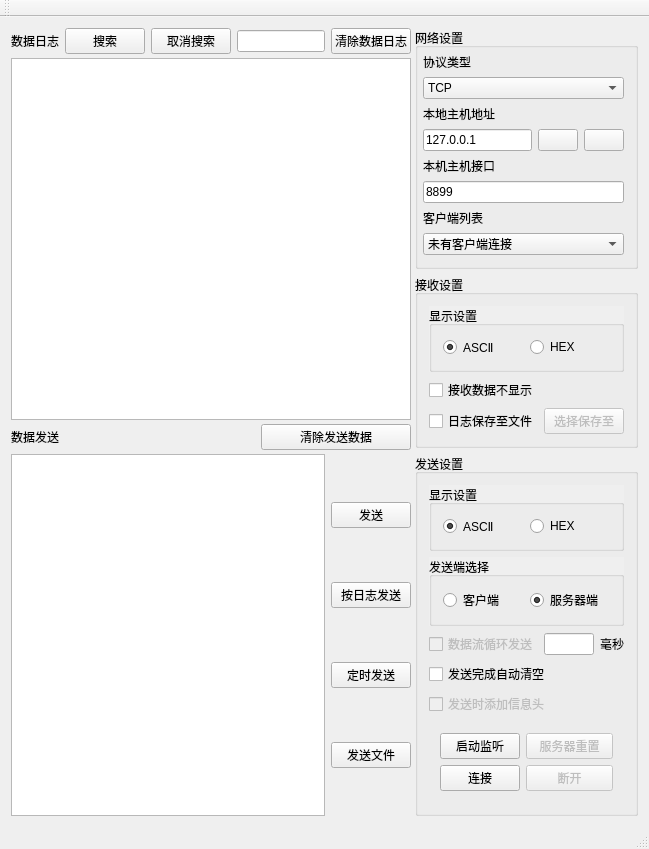
First picture: the form in controller.ui, repository vicemanatee/net-debug-assistant, before the edit.
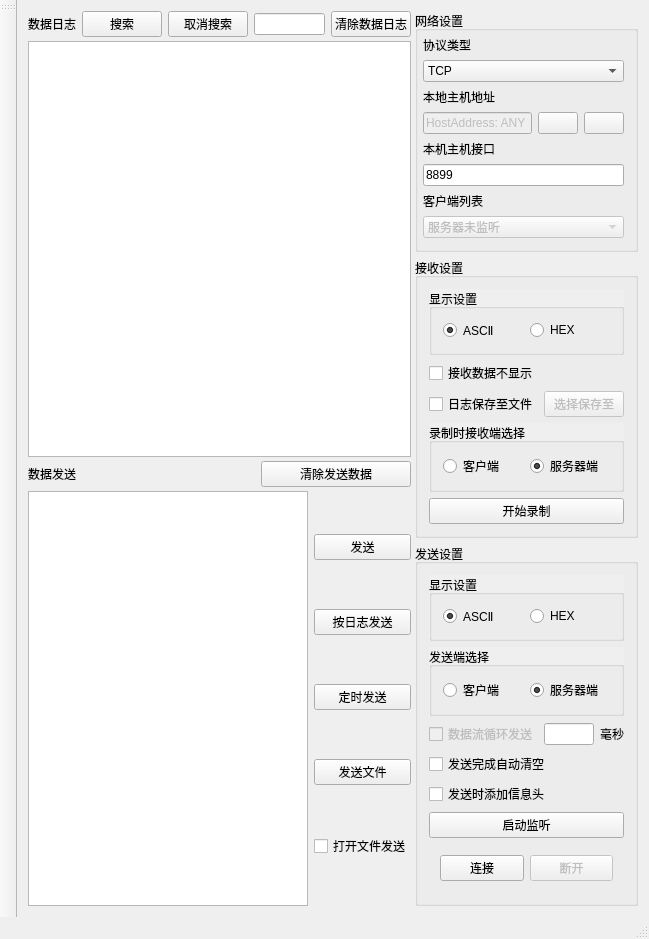
Second picture: the form after the edit. Icons and pictures are not drawn.

```diff
--- a/controller.ui
+++ b/controller.ui
@@ -7,7 +7,7 @@
     <x>0</x>
     <y>0</y>
     <width>649</width>
-    <height>656</height>
+    <height>703</height>
    </rect>
   </property>
   <property name="windowTitle">
@@ -16,7 +16,7 @@
   <widget class="QWidget" name="centralWidget">
    <layout class="QHBoxLayout" name="horizontalLayout_11">
     <item>
-     <layout class="QHBoxLayout" name="horizontalLayout_10" stretch="0,1">
+     <layout class="QHBoxLayout" name="horizontalLayout_10" stretch="0,0">
       <property name="spacing">
        <number>4</number>
       </property>
@@ -161,6 +161,13 @@
               </property>
              </widget>
             </item>
+            <item>
+             <widget class="QCheckBox" name="CBopenFile">
+              <property name="text">
+               <string>打开文件发送</string>
+              </property>
+             </widget>
+            </item>
            </layout>
           </item>
          </layout>
@@ -170,7 +177,7 @@
       <item>
        <layout class="QVBoxLayout" name="verticalLayout_5">
         <property name="sizeConstraint">
-         <enum>QLayout::SetMinimumSize</enum>
+         <enum>QLayout::SetDefaultConstraint</enum>
         </property>
         <item>
          <widget class="QGroupBox" name="GBnetSet">
@@ -240,11 +247,14 @@
             <layout class="QHBoxLayout" name="horizontalLayout">
              <item>
               <widget class="QLineEdit" name="LElocalHostAdd">
+               <property name="enabled">
+                <bool>false</bool>
+               </property>
                <property name="mouseTracking">
                 <bool>true</bool>
                </property>
                <property name="text">
-                <string>127.0.0.1</string>
+                <string>HostAddress: ANY</string>
                </property>
               </widget>
              </item>
@@ -301,12 +311,15 @@
            </item>
            <item>
             <widget class="QComboBox" name="CBclientList">
+             <property name="enabled">
+              <bool>false</bool>
+             </property>
              <property name="currentIndex">
               <number>0</number>
              </property>
              <item>
               <property name="text">
-               <string>未有客户端连接</string>
+               <string>服务器未监听</string>
               </property>
              </item>
             </widget>
@@ -397,6 +410,48 @@
                </item>
               </layout>
              </item>
+             <item>
+              <widget class="QGroupBox" name="GBrecordSideSelect">
+               <property name="autoFillBackground">
+                <bool>true</bool>
+               </property>
+               <property name="title">
+                <string>录制时接收端选择</string>
+               </property>
+               <layout class="QHBoxLayout" name="horizontalLayout_12">
+                <item>
+                 <widget class="QRadioButton" name="RBrecordSideSelectClient">
+                  <property name="text">
+                   <string>客户端</string>
+                  </property>
+                  <property name="checkable">
+                   <bool>true</bool>
+                  </property>
+                  <property name="checked">
+                   <bool>false</bool>
+                  </property>
+                 </widget>
+                </item>
+                <item>
+                 <widget class="QRadioButton" name="RBrecordSideSelectServer">
+                  <property name="text">
+                   <string>服务器端</string>
+                  </property>
+                  <property name="checked">
+                   <bool>true</bool>
+                  </property>
+                 </widget>
+                </item>
+               </layout>
+              </widget>
+             </item>
+             <item>
+              <widget class="QPushButton" name="PBrecordHistory">
+               <property name="text">
+                <string>开始录制</string>
+               </property>
+              </widget>
+             </item>
             </layout>
            </item>
           </layout>
@@ -522,49 +577,45 @@
            <item>
             <widget class="QCheckBox" name="CBsendAddHead">
              <property name="enabled">
-              <bool>false</bool>
+              <bool>true</bool>
              </property>
              <property name="text">
               <string>发送时添加信息头</string>
              </property>
             </widget>
            </item>
+           <item>
+            <widget class="QPushButton" name="BactivateListen">
+             <property name="maximumSize">
+              <size>
+               <width>60000</width>
+               <height>40</height>
+              </size>
+             </property>
+             <property name="layoutDirection">
+              <enum>Qt::LeftToRight</enum>
+             </property>
+             <property name="text">
+              <string>启动监听</string>
+             </property>
+             <property name="iconSize">
+              <size>
+               <width>24</width>
+               <height>12</height>
+              </size>
+             </property>
+            </widget>
+           </item>
            <item>
             <widget class="QWidget" name="widget" native="true">
-             <layout class="QFormLayout" name="formLayout">
-              <item row="0" column="0">
-               <widget class="QPushButton" name="BactivateListen">
-                <property name="maximumSize">
-                 <size>
-                  <width>100</width>
-                  <height>40</height>
-                 </size>
-                </property>
-                <property name="text">
-                 <string>启动监听</string>
-                </property>
-               </widget>
-              </item>
-              <item row="0" column="1">
-               <widget class="QPushButton" name="BserverInitial">
-                <property name="enabled">
-                 <bool>false</bool>
-                </property>
-                <property name="maximumSize">
-                 <size>
-                  <width>100</width>
-                  <height>40</height>
-                 </size>
-                </property>
-                <property name="text">
-                 <string>服务器重置</string>
-                </property>
-                <property name="checkable">
-                 <bool>false</bool>
-                </property>
-               </widget>
-              </item>
-              <item row="1" column="0">
+             <property name="minimumSize">
+              <size>
+               <width>0</width>
+               <height>0</height>
+              </size>
+             </property>
+             <layout class="QGridLayout" name="gridLayout">
+              <item row="2" column="1">
                <widget class="QPushButton" name="BsendSetConnect">
                 <property name="enabled">
                  <bool>true</bool>
@@ -583,11 +634,17 @@
                 </property>
                </widget>
               </item>
-              <item row="1" column="1">
+              <item row="2" column="3">
                <widget class="QPushButton" name="BsendSetBreak">
                 <property name="enabled">
                  <bool>false</bool>
                 </property>
+                <property name="minimumSize">
+                 <size>
+                  <width>0</width>
+                  <height>12</height>
+                 </size>
+                </property>
                 <property name="maximumSize">
                  <size>
                   <width>100</width>
@@ -628,10 +685,10 @@
   </widget>
   <widget class="QToolBar" name="mainToolBar">
    <attribute name="toolBarArea">
-    <enum>TopToolBarArea</enum>
+    <enum>LeftToolBarArea</enum>
    </attribute>
    <attribute name="toolBarBreak">
-    <bool>false</bool>
+    <bool>true</bool>
    </attribute>
   </widget>
   <widget class="QStatusBar" name="statusBar"/>
```
Left out of the diff: 7 changed lines with no effect on the pictures.
